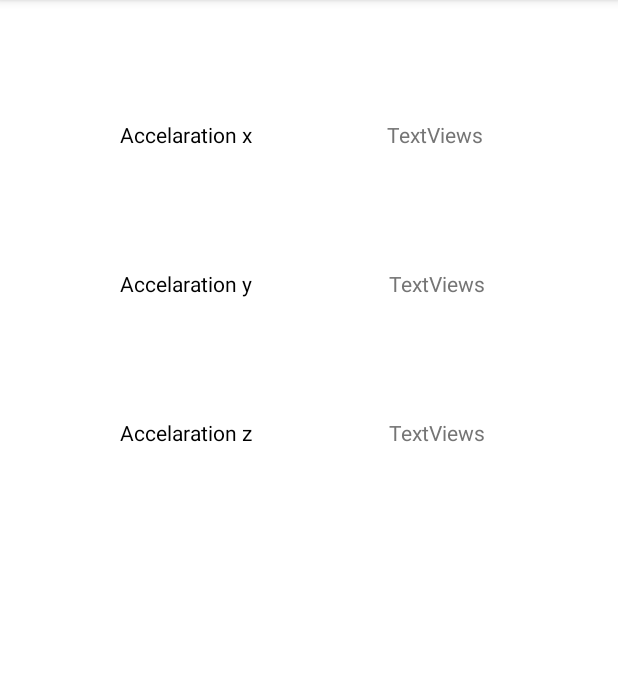
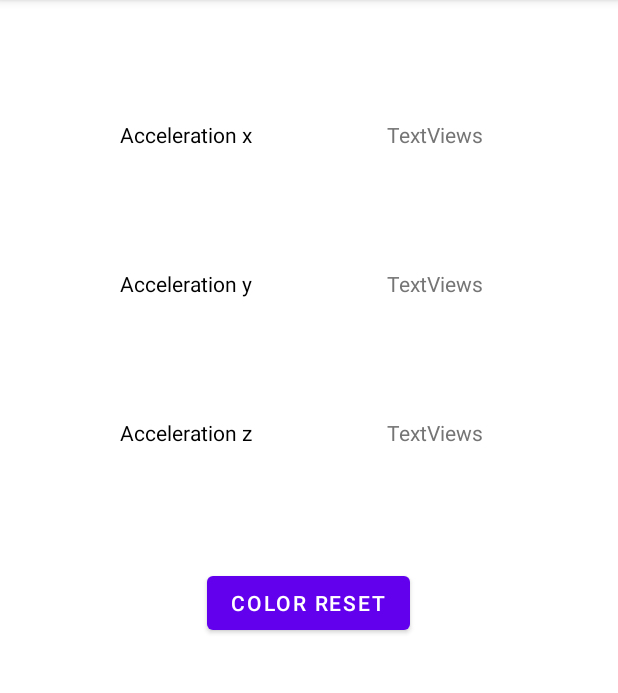
Before and after one commit to elijahchoi1030/indiv_study, an Android app: the screen it shows after launch (MainActivity), on a phone screen of 412 x 824 dp, the part 84-777 px from its top. Run offline under Robolectric (Android 15) with nearby library versions, the phone set to English and light mode, and no system bars.

Commit message:
sensor done

```diff
--- a/SensingBasic/app/src/main/java/com/example/sensingbasic/MainActivity.java
+++ b/SensingBasic/app/src/main/java/com/example/sensingbasic/MainActivity.java
@@ -2,8 +2,10 @@ package com.example.sensingbasic;
 
 import androidx.appcompat.app.AppCompatActivity;
 
+import android.graphics.Color;
 import android.hardware.SensorEvent;
 import android.hardware.SensorEventListener;
+import android.view.View;
 import android.widget.TextView;
 import android.content.Context;
 import android.hardware.Sensor;
@@ -12,42 +14,68 @@ import android.os.Bundle;
 
 import java.text.DecimalFormat;
 
-public class MainActivity extends AppCompatActivity {
+public class MainActivity extends AppCompatActivity implements SensorEventListener {
 
-    SensorManager sensorManager;
-    Sensor lin_sen;
-    TextView t_acc_x;
-    TextView t_acc_y;
-    TextView t_acc_z;
+    private SensorManager sm;
+    private Sensor lin_sen;
+    private TextView t_acc_x;
+    private TextView t_acc_y;
+    private TextView t_acc_z;
+
+    private TextView tx;
+    private TextView ty;
+    private TextView tz;
 
     @Override
     protected void onCreate(Bundle savedInstanceState) {
         super.onCreate(savedInstanceState);
         setContentView(R.layout.activity_main);
 
-        sensorManager = (SensorManager) getSystemService(Context.SENSOR_SERVICE);
-        lin_sen = sensorManager.getDefaultSensor(Sensor.TYPE_LINEAR_ACCELERATION);
+        sm = (SensorManager) getSystemService(Context.SENSOR_SERVICE);
+        lin_sen = sm.getDefaultSensor(Sensor.TYPE_LINEAR_ACCELERATION);
 
         t_acc_x = findViewById(R.id.acc_x);
         t_acc_y = findViewById(R.id.acc_y);
         t_acc_z = findViewById(R.id.acc_z);
+
+        tx = findViewById(R.id.textView2);
+        ty = findViewById(R.id.textView4);
+        tz = findViewById(R.id.textView5);
     }
 
-    public void onStart() {
-        super.onStart();
+    @Override
+    protected void onResume() {
+        super.onResume();
+        sm.registerListener(this, lin_sen, SensorManager.SENSOR_DELAY_UI);
+    }
 
+    @Override
+    protected void onPause() {
+        super.onPause();
+        sm.unregisterListener(this);
+    }
 
-        if(lin_sen != null) {
-            sensorManager.registerListener((SensorEventListener) this, lin_sen, SensorManager.SENSOR_DELAY_FASTEST);
-        }
-    }
+    public void onAccuracyChanged(Sensor sensor, int accuracy) {}
 
     public void onSensorChanged(SensorEvent event) {
         if(event.sensor.getType() == Sensor.TYPE_LINEAR_ACCELERATION){
 
-            t_acc_x.setText(new DecimalFormat("#.00").format(event.values[0]));
-            t_acc_y.setText(new DecimalFormat("#.00").format(event.values[1]));
-            t_acc_z.setText(new DecimalFormat("#.00").format(event.values[2]));
+            t_acc_x.setText(new DecimalFormat("#.0000").format(event.values[0]));
+            t_acc_y.setText(new DecimalFormat("#.0000").format(event.values[1]));
+            t_acc_z.setText(new DecimalFormat("#.0000").format(event.values[2]));
+
+            if(event.values[0] > 5)
+                tx.setTextColor(0xAAFF0000);
+            if(event.values[1] > 5)
+                ty.setTextColor(0xAAFF0000);
+            if(event.values[2] > 5)
+                tz.setTextColor(0xAAFF0000);
         }
     }
+
+    public void resetColor(View view){
+        tx.setTextColor(Color.parseColor("#000000"));
+        ty.setTextColor(Color.parseColor("#000000"));
+        tz.setTextColor(Color.parseColor("#000000"));
+    }
 }
--- a/SensingBasic/app/src/main/res/layout/activity_main.xml
+++ b/SensingBasic/app/src/main/res/layout/activity_main.xml
@@ -8,7 +8,7 @@
 
     <TextView
         android:id="@+id/textView5"
-        android:layout_width="90dp"
+        android:layout_width="wrap_content"
         android:layout_height="wrap_content"
         android:layout_marginStart="80dp"
         android:layout_marginLeft="80dp"
@@ -48,7 +48,7 @@
 
     <TextView
         android:id="@+id/textView4"
-        android:layout_width="90dp"
+        android:layout_width="wrap_content"
         android:layout_height="wrap_content"
         android:layout_marginStart="80dp"
         android:layout_marginLeft="80dp"
@@ -74,7 +74,7 @@
 
     <TextView
         android:id="@+id/textView2"
-        android:layout_width="0dp"
+        android:layout_width="wrap_content"
         android:layout_height="wrap_content"
         android:layout_marginStart="80dp"
         android:layout_marginLeft="80dp"
@@ -83,4 +83,16 @@
         android:textColor="#000000"
         app:layout_constraintStart_toStartOf="parent"
         app:layout_constraintTop_toTopOf="parent" />
+
+    <Button
+        android:id="@+id/button"
+        android:layout_width="wrap_content"
+        android:layout_height="wrap_content"
+        android:layout_marginTop="80dp"
+        android:onClick="resetColor"
+        android:text="color reset"
+        app:layout_constraintEnd_toEndOf="parent"
+        app:layout_constraintHorizontal_bias="0.498"
+        app:layout_constraintStart_toStartOf="parent"
+        app:layout_constraintTop_toBottomOf="@+id/textView5" />
 </androidx.constraintlayout.widget.ConstraintLayout>
--- a/SensingBasic/app/src/main/res/values/strings.xml
+++ b/SensingBasic/app/src/main/res/values/strings.xml
@@ -1,6 +1,6 @@
 <resources>
     <string name="app_name">SensingBasic</string>
-    <string name="sensor_acc_x">Accelaration x</string>
-    <string name="sensor_acc_y">Accelaration y</string>
-    <string name="sensor_acc_z">Accelaration z</string>
+    <string name="sensor_acc_x">Acceleration x</string>
+    <string name="sensor_acc_y">Acceleration y</string>
+    <string name="sensor_acc_z">Acceleration z</string>
 </resources>
```
